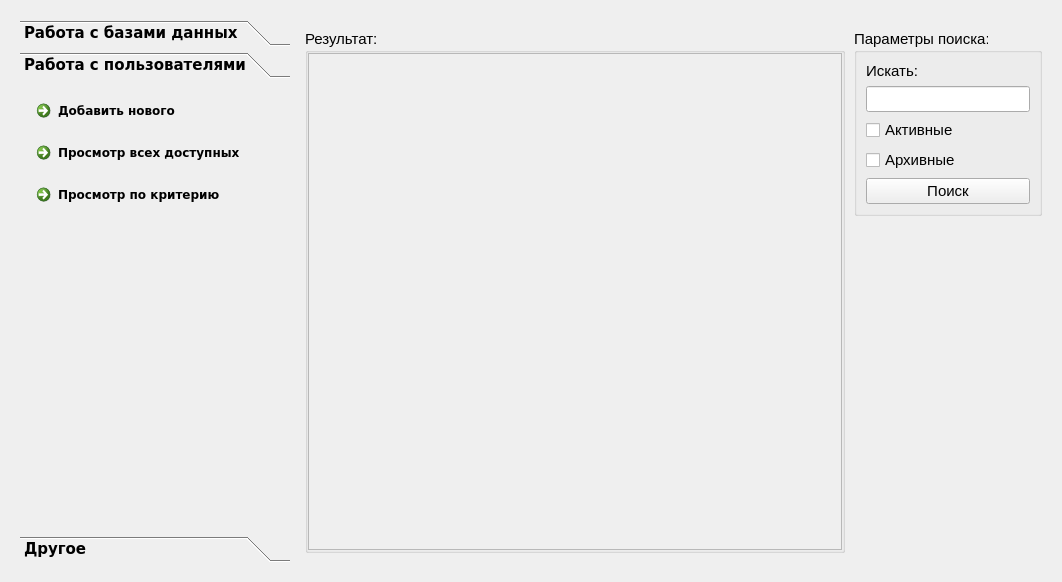
skripach2111/Kursovoy, file adminmain.ui: the form before one commit.
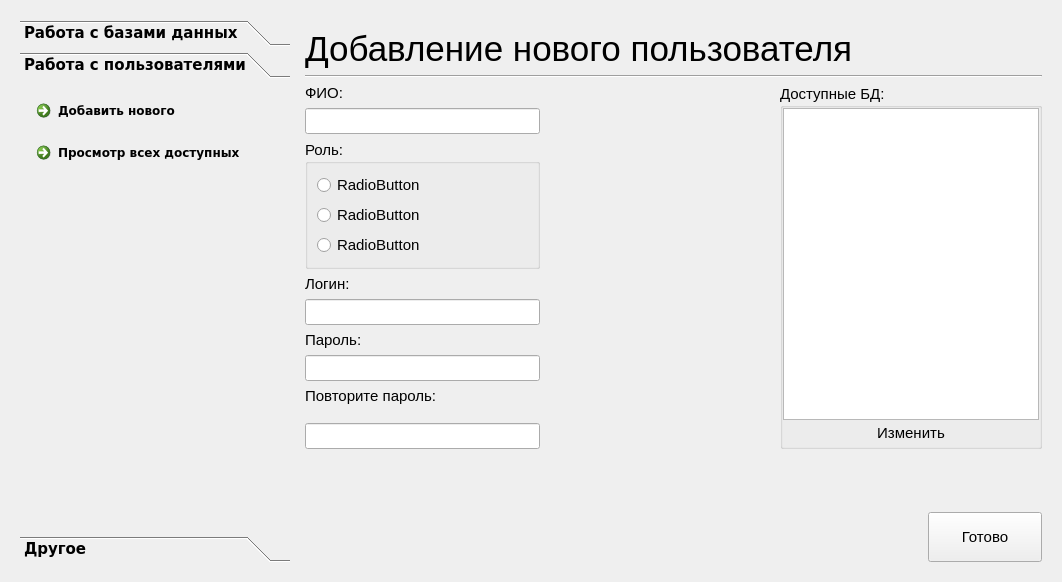
The form after the commit. The open tabs and pages were chosen to show the change. Icons and pictures are not drawn.

Commit message:
Макет добавления пользователя
+ Макет страницы добавления пользователя
+ Макет окна выбора доступных пользователю баз данных, с работающими кнопками
+ Реализован виджет "скачущей" кнопки, и GroupBox для их хранения

What changed in the file:
```diff
--- a/adminmain.ui
+++ b/adminmain.ui
@@ -780,34 +780,6 @@
            <string>Работа с пользователями</string>
           </attribute>
           <layout class="QGridLayout" name="gridLayout_14">
-           <item row="3" column="0">
-            <spacer name="verticalSpacer_3">
-             <property name="orientation">
-              <enum>Qt::Vertical</enum>
-             </property>
-             <property name="sizeHint" stdset="0">
-              <size>
-               <width>20</width>
-               <height>299</height>
-              </size>
-             </property>
-            </spacer>
-           </item>
-           <item row="1" column="0">
-            <widget class="QCommandLinkButton" name="commandLinkButton_5">
-             <property name="font">
-              <font>
-               <family>DejaVu Sans</family>
-               <pointsize>9</pointsize>
-               <weight>75</weight>
-               <bold>true</bold>
-              </font>
-             </property>
-             <property name="text">
-              <string>Просмотр всех доступных</string>
-             </property>
-            </widget>
-           </item>
            <item row="0" column="0">
             <widget class="QCommandLinkButton" name="commandLinkButton_4">
              <property name="font">
@@ -823,8 +795,8 @@
              </property>
             </widget>
            </item>
-           <item row="2" column="0">
-            <widget class="QCommandLinkButton" name="commandLinkButton_6">
+           <item row="1" column="0">
+            <widget class="QCommandLinkButton" name="commandLinkButton_ViewUsers">
              <property name="font">
               <font>
                <family>DejaVu Sans</family>
@@ -834,10 +806,23 @@
               </font>
              </property>
              <property name="text">
-              <string>Просмотр по критерию</string>
+              <string>Просмотр всех доступных</string>
              </property>
             </widget>
            </item>
+           <item row="2" column="0">
+            <spacer name="verticalSpacer_3">
+             <property name="orientation">
+              <enum>Qt::Vertical</enum>
+             </property>
+             <property name="sizeHint" stdset="0">
+              <size>
+               <width>20</width>
+               <height>299</height>
+              </size>
+             </property>
+            </spacer>
+           </item>
           </layout>
          </widget>
          <widget class="QWidget" name="page_11">
@@ -864,7 +849,7 @@
           </sizepolicy>
          </property>
          <property name="currentIndex">
-          <number>4</number>
+          <number>5</number>
          </property>
          <widget class="QWidget" name="page_StartPage">
           <layout class="QVBoxLayout" name="verticalLayout_8">
@@ -1447,8 +1432,8 @@
                   <rect>
                    <x>0</x>
                    <y>0</y>
-                   <width>532</width>
-                   <height>495</height>
+                   <width>518</width>
+                   <height>18</height>
                   </rect>
                  </property>
                  <layout class="QVBoxLayout" name="verticalLayout_10">
@@ -1541,6 +1526,415 @@
            </item>
           </layout>
          </widget>
+         <widget class="QWidget" name="page_AddNewUser">
+          <layout class="QGridLayout" name="gridLayout_21">
+           <property name="leftMargin">
+            <number>9</number>
+           </property>
+           <property name="topMargin">
+            <number>9</number>
+           </property>
+           <property name="rightMargin">
+            <number>0</number>
+           </property>
+           <property name="bottomMargin">
+            <number>0</number>
+           </property>
+           <item row="5" column="0" colspan="3">
+            <widget class="QLabel" name="label_9">
+             <property name="font">
+              <font>
+               <pointsize>11</pointsize>
+              </font>
+             </property>
+             <property name="text">
+              <string>Логин:</string>
+             </property>
+            </widget>
+           </item>
+           <item row="7" column="0" colspan="3">
+            <widget class="QLabel" name="label_10">
+             <property name="font">
+              <font>
+               <pointsize>11</pointsize>
+              </font>
+             </property>
+             <property name="text">
+              <string>Пароль:</string>
+             </property>
+            </widget>
+           </item>
+           <item row="14" column="6">
+            <spacer name="verticalSpacer_11">
+             <property name="orientation">
+              <enum>Qt::Vertical</enum>
+             </property>
+             <property name="sizeHint" stdset="0">
+              <size>
+               <width>20</width>
+               <height>40</height>
+              </size>
+             </property>
+            </spacer>
+           </item>
+           <item row="4" column="3" colspan="2">
+            <widget class="QLabel" name="label_MessageforRole">
+             <property name="font">
+              <font>
+               <pointsize>9</pointsize>
+              </font>
+             </property>
+             <property name="text">
+              <string/>
+             </property>
+             <property name="alignment">
+              <set>Qt::AlignBottom|Qt::AlignLeading|Qt::AlignLeft</set>
+             </property>
+            </widget>
+           </item>
+           <item row="9" column="0" colspan="3">
+            <widget class="QLabel" name="label_11">
+             <property name="font">
+              <font>
+               <pointsize>11</pointsize>
+              </font>
+             </property>
+             <property name="text">
+              <string>Повторите пароль:</string>
+             </property>
+            </widget>
+           </item>
+           <item row="16" column="3">
+            <spacer name="horizontalSpacer_18">
+             <property name="orientation">
+              <enum>Qt::Horizontal</enum>
+             </property>
+             <property name="sizeHint" stdset="0">
+              <size>
+               <width>40</width>
+               <height>20</height>
+              </size>
+             </property>
+            </spacer>
+           </item>
+           <item row="4" column="0" colspan="3">
+            <widget class="QGroupBox" name="groupBox_RoleUser">
+             <property name="font">
+              <font>
+               <pointsize>11</pointsize>
+              </font>
+             </property>
+             <property name="title">
+              <string>Роль:</string>
+             </property>
+             <layout class="QGridLayout" name="gridLayout_22">
+              <item row="1" column="0">
+               <widget class="QRadioButton" name="radioButton_2">
+                <property name="text">
+                 <string>RadioButton</string>
+                </property>
+               </widget>
+              </item>
+              <item row="0" column="0">
+               <widget class="QRadioButton" name="radioButton">
+                <property name="text">
+                 <string>RadioButton</string>
+                </property>
+               </widget>
+              </item>
+              <item row="2" column="0">
+               <widget class="QRadioButton" name="radioButton_3">
+                <property name="font">
+                 <font>
+                  <pointsize>11</pointsize>
+                  <underline>false</underline>
+                 </font>
+                </property>
+                <property name="text">
+                 <string>RadioButton</string>
+                </property>
+               </widget>
+              </item>
+             </layout>
+            </widget>
+           </item>
+           <item row="8" column="0" colspan="3">
+            <widget class="QLineEdit" name="lineEdit_UserPassword_1">
+             <property name="font">
+              <font>
+               <pointsize>11</pointsize>
+              </font>
+             </property>
+            </widget>
+           </item>
+           <item row="16" column="4">
+            <spacer name="horizontalSpacer_19">
+             <property name="orientation">
+              <enum>Qt::Horizontal</enum>
+             </property>
+             <property name="sizeHint" stdset="0">
+              <size>
+               <width>40</width>
+               <height>20</height>
+              </size>
+             </property>
+            </spacer>
+           </item>
+           <item row="13" column="6">
+            <spacer name="verticalSpacer_10">
+             <property name="orientation">
+              <enum>Qt::Vertical</enum>
+             </property>
+             <property name="sizeType">
+              <enum>QSizePolicy::Expanding</enum>
+             </property>
+             <property name="sizeHint" stdset="0">
+              <size>
+               <width>20</width>
+               <height>40</height>
+              </size>
+             </property>
+            </spacer>
+           </item>
+           <item row="12" column="0" colspan="3">
+            <widget class="QLineEdit" name="lineEdit_UserPassword_2">
+             <property name="font">
+              <font>
+               <pointsize>11</pointsize>
+              </font>
+             </property>
+            </widget>
+           </item>
+           <item row="5" column="3" rowspan="2" colspan="2">
+            <widget class="QLabel" name="label_MessageforLogin">
+             <property name="font">
+              <font>
+               <pointsize>9</pointsize>
+              </font>
+             </property>
+             <property name="text">
+              <string/>
+             </property>
+             <property name="alignment">
+              <set>Qt::AlignBottom|Qt::AlignLeading|Qt::AlignLeft</set>
+             </property>
+            </widget>
+           </item>
+           <item row="16" column="5">
+            <spacer name="horizontalSpacer_20">
+             <property name="orientation">
+              <enum>Qt::Horizontal</enum>
+             </property>
+             <property name="sizeHint" stdset="0">
+              <size>
+               <width>40</width>
+               <height>20</height>
+              </size>
+             </property>
+            </spacer>
+           </item>
+           <item row="16" column="2">
+            <spacer name="horizontalSpacer_17">
+             <property name="orientation">
+              <enum>Qt::Horizontal</enum>
+             </property>
+             <property name="sizeHint" stdset="0">
+              <size>
+               <width>40</width>
+               <height>20</height>
+              </size>
+             </property>
+            </spacer>
+           </item>
+           <item row="2" column="3" rowspan="2" colspan="2">
+            <widget class="QLabel" name="label_MessageforFIO">
+             <property name="font">
+              <font>
+               <pointsize>9</pointsize>
+              </font>
+             </property>
+             <property name="text">
+              <string/>
+             </property>
+             <property name="textFormat">
+              <enum>Qt::AutoText</enum>
+             </property>
+             <property name="alignment">
+              <set>Qt::AlignBottom|Qt::AlignLeading|Qt::AlignLeft</set>
+             </property>
+            </widget>
+           </item>
+           <item row="3" column="0" colspan="3">
+            <widget class="QLineEdit" name="lineEdit_FIO">
+             <property name="font">
+              <font>
+               <pointsize>11</pointsize>
+              </font>
+             </property>
+            </widget>
+           </item>
+           <item row="16" column="6">
+            <widget class="QPushButton" name="pushButton_5">
+             <property name="sizePolicy">
+              <sizepolicy hsizetype="Minimum" vsizetype="Fixed">
+               <horstretch>0</horstretch>
+               <verstretch>0</verstretch>
+              </sizepolicy>
+             </property>
+             <property name="minimumSize">
+              <size>
+               <width>114</width>
+               <height>50</height>
+              </size>
+             </property>
+             <property name="maximumSize">
+              <size>
+               <width>114</width>
+               <height>50</height>
+              </size>
+             </property>
+             <property name="font">
+              <font>
+               <pointsize>11</pointsize>
+              </font>
+             </property>
+             <property name="text">
+              <string>Готово</string>
+             </property>
+            </widget>
+           </item>
+           <item row="0" column="0" colspan="7">
+            <widget class="QLabel" name="label_12">
+             <property name="font">
+              <font>
+               <pointsize>26</pointsize>
+               <weight>50</weight>
+               <bold>false</bold>
+               <underline>false</underline>
+               <strikeout>false</strikeout>
+               <kerning>true</kerning>
+              </font>
+             </property>
+             <property name="text">
+              <string>Добавление нового пользователя</string>
+             </property>
+            </widget>
+           </item>
+           <item row="7" column="3" rowspan="6" colspan="2">
+            <widget class="QLabel" name="label_MessageforPassword">
+             <property name="font">
+              <font>
+               <pointsize>9</pointsize>
+              </font>
+             </property>
+             <property name="text">
+              <string/>
+             </property>
+             <property name="alignment">
+              <set>Qt::AlignBottom|Qt::AlignLeading|Qt::AlignLeft</set>
+             </property>
+            </widget>
+           </item>
+           <item row="16" column="1">
+            <spacer name="horizontalSpacer_16">
+             <property name="orientation">
+              <enum>Qt::Horizontal</enum>
+             </property>
+             <property name="sizeHint" stdset="0">
+              <size>
+               <width>40</width>
+               <height>20</height>
+              </size>
+             </property>
+            </spacer>
+           </item>
+           <item row="6" column="0" colspan="3">
+            <widget class="QLineEdit" name="lineEdit_UserLogin">
+             <property name="font">
+              <font>
+               <pointsize>11</pointsize>
+              </font>
+             </property>
+            </widget>
+           </item>
+           <item row="2" column="0" colspan="3">
+            <widget class="QLabel" name="label_8">
+             <property name="font">
+              <font>
+               <pointsize>11</pointsize>
+              </font>
+             </property>
+             <property name="text">
+              <string>ФИО:</string>
+             </property>
+            </widget>
+           </item>
+           <item row="1" column="0" colspan="7">
+            <widget class="Line" name="line">
+             <property name="font">
+              <font>
+               <pointsize>23</pointsize>
+               <weight>50</weight>
+               <bold>false</bold>
+              </font>
+             </property>
+             <property name="orientation">
+              <enum>Qt::Horizontal</enum>
+             </property>
+            </widget>
+           </item>
+           <item row="2" column="5" rowspan="11" colspan="2">
+            <widget class="QGroupBox" name="groupBox_3">
+             <property name="font">
+              <font>
+               <pointsize>11</pointsize>
+              </font>
+             </property>
+             <property name="title">
+              <string>Доступные БД:</string>
+             </property>
+             <layout class="QGridLayout" name="gridLayout_23">
+              <property name="leftMargin">
+               <number>0</number>
+              </property>
+              <property name="topMargin">
+               <number>0</number>
+              </property>
+              <property name="rightMargin">
+               <number>0</number>
+              </property>
+              <property name="bottomMargin">
+               <number>0</number>
+              </property>
+              <property name="spacing">
+               <number>0</number>
+              </property>
+              <item row="1" column="0">
+               <widget class="QPushButton" name="pushButton_ChangeTableDB">
+                <property name="font">
+                 <font>
+                  <pointsize>11</pointsize>
+                 </font>
+                </property>
+                <property name="text">
+                 <string>Изменить</string>
+                </property>
+                <property name="default">
+                 <bool>false</bool>
+                </property>
+                <property name="flat">
+                 <bool>true</bool>
+                </property>
+               </widget>
+              </item>
+              <item row="0" column="0">
+               <widget class="QListWidget" name="listWidget"/>
+              </item>
+             </layout>
+            </widget>
+           </item>
+          </layout>
+         </widget>
         </widget>
        </item>
       </layout>
```
Left out of the diff: 28 changed lines with no effect on the pictures. The commit also changes 12 other files.
